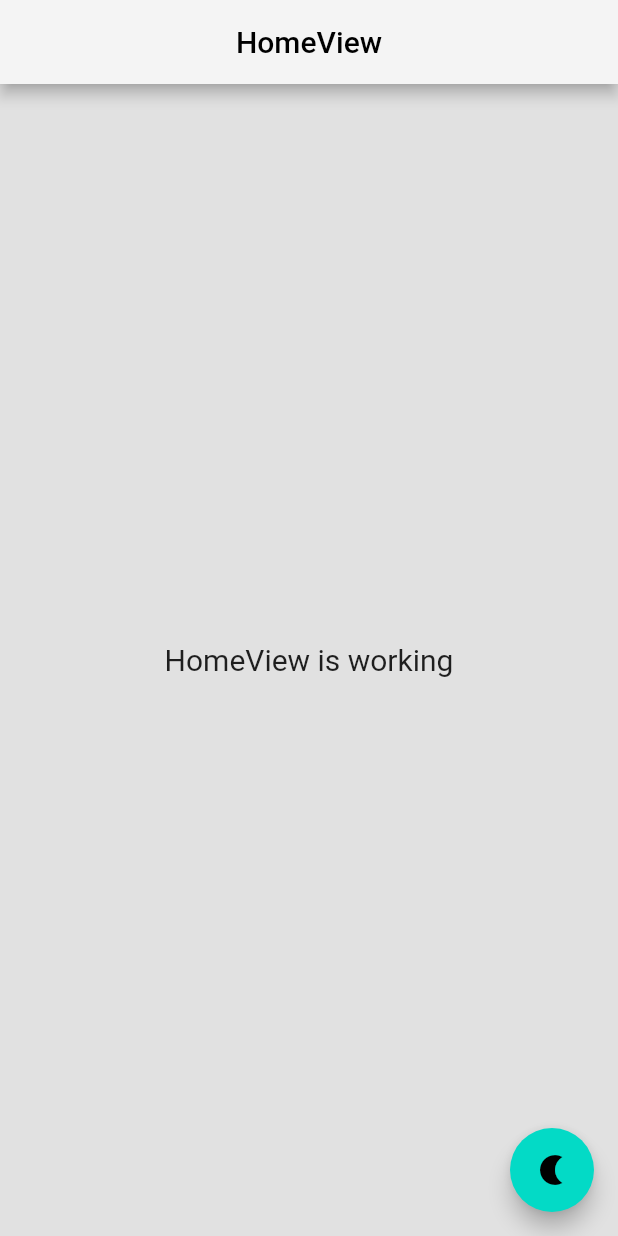
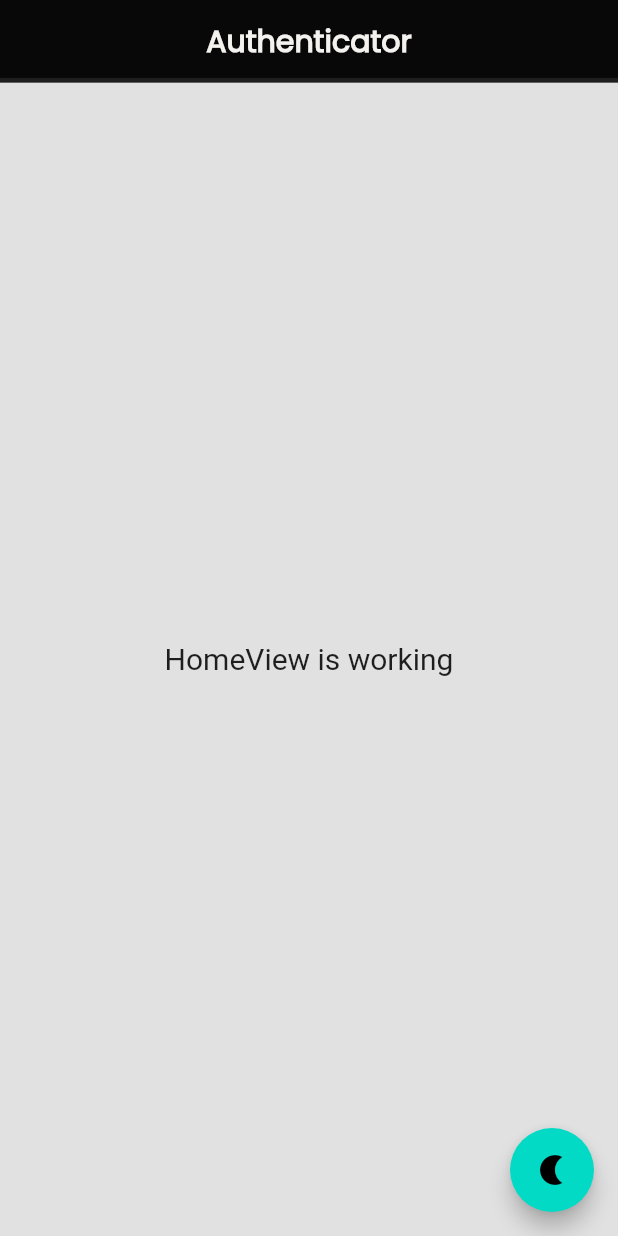
Before and after one commit to farhadhossen/mocdt_authenticator, a Flutter app: the screen it shows after launch, on a phone screen of 412 x 824 dp. Run offline on Flutter 3.47's test engine with Material 2 defaults, Android fonts, the phone set to English and light mode, and no system bars; our stand-ins replace flutter_screenutil, flutter_svg, get, get_storage, google_fonts; project files that could hold a hidden picture were left out.

Commit message:
home screen on going.. app bar added

```diff
--- a/lib/app/modules/home/views/home_view.dart
+++ b/lib/app/modules/home/views/home_view.dart
@@ -1,8 +1,10 @@
+import 'package:authenticator/app/styles/app_style.dart';
 import 'package:flutter/material.dart';
 
 import 'package:get/get.dart';
 
 import '../../../data/services/theme_services.dart';
+import '../../../widgets/custom_app_bar.dart';
 import '../controllers/home_controller.dart';
 
 class HomeView extends GetView<HomeController> {
@@ -13,10 +15,14 @@ class HomeView extends GetView<HomeController> {
     return Scaffold(
       // backgroundColor: Get.theme.colorScheme.background,
       backgroundColor: context.theme.colorScheme.background,
-      appBar: AppBar(
-        title: const Text('HomeView'),
-        centerTitle: true,
-      ),
+      appBar: CustomAppBar(title: "Authenticator",),
+      // AppBar(
+      //   backgroundColor: AppColor.primaryBlack,
+      //   title: Text('Authenticator', style: TextStyle(color: AppColor.cardStrokeWhite),),
+      //   centerTitle: true,
+      //   elevation: AppSize.s8,
+      //     shadowColor: AppColor.cardStrokeWhite
+      // ),
       body: const Center(
         child: Text(
           'HomeView is working',
--- a/lib/app/styles/app_style.dart
+++ b/lib/app/styles/app_style.dart
@@ -69,6 +69,8 @@ class AppColor {
   static Color get whiteText => const Color(0xFFF4F4F4);
 
   static Color get colorGrey => const Color(0xFF6A6A6B);
+
+  static Color get appBarStock => const Color(0xFF1E1E1E);
 
 
 
--- /dev/null
+++ b/lib/app/widgets/custom_app_bar.dart
@@ -0,0 +1,38 @@
+import 'package:flutter/material.dart';
+import 'package:google_fonts/google_fonts.dart';
+
+import '../styles/app_style.dart';
+
+class CustomAppBar extends StatelessWidget implements PreferredSizeWidget {
+  final String title;
+  final int index;
+
+  const CustomAppBar({
+    Key? key,
+    this.title = "Default Title",
+    this.index = 0,
+  }) : super(key: key);
+
+  @override
+  Size get preferredSize => Size.fromHeight(AppSize.s50);
+
+  @override
+  Widget build(BuildContext context) {
+    return AppBar(
+      centerTitle: true,
+      backgroundColor: AppColor.primaryBlack,
+      elevation: 0,
+      title: Text(title,
+          style: GoogleFonts.poppins(textStyle: TextStyle(color: AppColor.cardStrokeWhite, fontWeight: FontWeight.w600),)),
+      flexibleSpace: Container(
+        decoration: BoxDecoration(
+            border: Border(
+          bottom: BorderSide(
+            color: AppColor.appBarStock,
+            width: 3.0,
+          ),
+        )),
+      ),
+    );
+  }
+}
```
